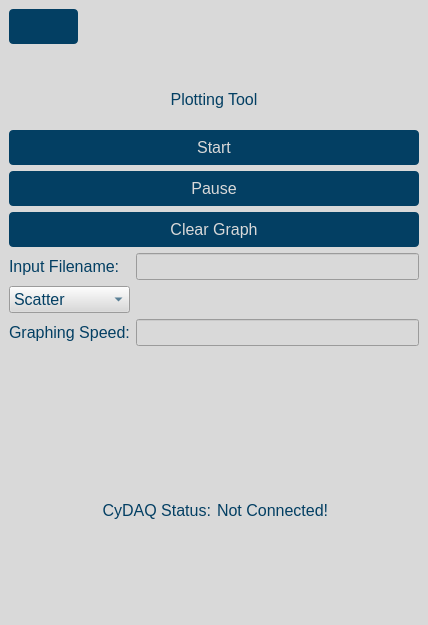
wyattduber/CyDAQ, file gui/qtdesigner/LiveStream.ui: the form before one commit.
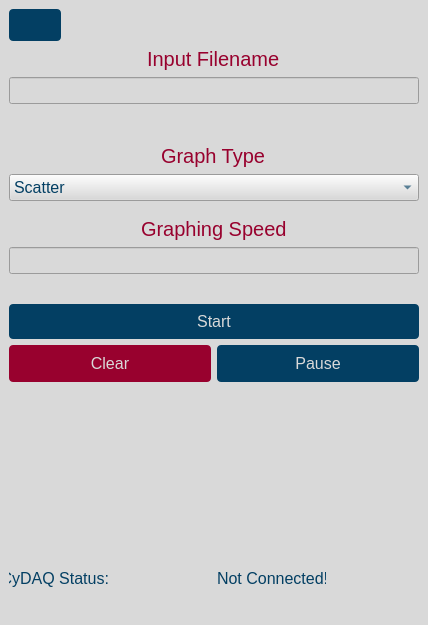
The form after the commit. Icons and pictures are not drawn.

The edit to the form file:
```diff
--- a/gui/qtdesigner/LiveStream.ui
+++ b/gui/qtdesigner/LiveStream.ui
@@ -62,19 +62,29 @@
 	padding: 8px 16px;
 }
 
-#sampling_rate_label, #input_label, #filter_label, #mid_corner_label, #low_corner_label, #high_corner_label {
+#clear_btn {
+	background-color: #98012e;
+}
+
+#label, #label_2, #label_3 {
 	font-size: 20px;
 	text-align: center;
 	color: #98012e;
 }</string>
    </property>
    <layout class="QVBoxLayout" name="verticalLayout">
-    <item>
+    <item alignment="Qt::AlignLeft">
      <widget class="QPushButton" name="home_btn">
+      <property name="minimumSize">
+       <size>
+        <width>52</width>
+        <height>32</height>
+       </size>
+      </property>
       <property name="maximumSize">
        <size>
-        <width>69</width>
-        <height>16777215</height>
+        <width>52</width>
+        <height>32</height>
        </size>
       </property>
       <property name="text">
@@ -88,97 +98,30 @@
     </item>
     <item>
      <layout class="QVBoxLayout" name="verticalLayout_3">
-      <item>
-       <widget class="QLabel" name="logo">
-        <property name="text">
-         <string/>
-        </property>
-        <property name="pixmap">
-         <pixmap resource="balance_beam.qrc">:/assets/assets/CyDAQ_300x300.png</pixmap>
-        </property>
-        <property name="alignment">
-         <set>Qt::AlignCenter</set>
-        </property>
-       </widget>
-      </item>
-      <item>
-       <widget class="QLabel" name="label_3">
-        <property name="sizePolicy">
-         <sizepolicy hsizetype="Preferred" vsizetype="Preferred">
-          <horstretch>0</horstretch>
-          <verstretch>0</verstretch>
-         </sizepolicy>
-        </property>
-        <property name="minimumSize">
-         <size>
-          <width>104</width>
-          <height>50</height>
-         </size>
-        </property>
-        <property name="font">
-         <font>
-          <family>Segoe UI</family>
-          <pointsize>-1</pointsize>
-         </font>
-        </property>
-        <property name="lineWidth">
-         <number>1</number>
-        </property>
-        <property name="text">
-         <string>Plotting Tool</string>
-        </property>
-        <property name="alignment">
-         <set>Qt::AlignCenter</set>
-        </property>
-       </widget>
-      </item>
-      <item>
-       <widget class="QPushButton" name="start_btn">
-        <property name="text">
-         <string>Start</string>
-        </property>
-       </widget>
-      </item>
-      <item>
-       <widget class="QPushButton" name="pause_btn">
-        <property name="text">
-         <string>Pause</string>
-        </property>
-       </widget>
-      </item>
-      <item>
-       <widget class="QPushButton" name="clear_btn">
-        <property name="text">
-         <string>Clear Graph</string>
-        </property>
-       </widget>
-      </item>
-     </layout>
-    </item>
-    <item>
-     <layout class="QGridLayout" name="gridLayout">
-      <item row="0" column="1">
-       <widget class="QLineEdit" name="infile_line"/>
-      </item>
-      <item row="2" column="0">
-       <widget class="QLabel" name="label_2">
-        <property name="text">
-         <string>Graphing Speed:</string>
-        </property>
-       </widget>
-      </item>
-      <item row="0" column="0">
+      <item alignment="Qt::AlignHCenter">
        <widget class="QLabel" name="label">
+        <property name="maximumSize">
+         <size>
+          <width>16777215</width>
+          <height>50</height>
+         </size>
+        </property>
         <property name="text">
-         <string>Input Filename:</string>
+         <string>Input Filename</string>
         </property>
        </widget>
       </item>
-      <item row="2" column="1">
-       <widget class="QLineEdit" name="speed_line"/>
+      <item>
+       <widget class="QLineEdit" name="infile_line"/>
       </item>
-      <item row="1" column="1">
+      <item>
        <widget class="QLabel" name="filename_wl">
+        <property name="maximumSize">
+         <size>
+          <width>16777215</width>
+          <height>50</height>
+         </size>
+        </property>
         <property name="font">
          <font>
           <family>Segoe UI</family>
@@ -193,20 +136,36 @@
         </property>
        </widget>
       </item>
-      <item row="3" column="1">
-       <widget class="QLabel" name="speed_wl">
-        <property name="font">
-         <font>
-          <family>Segoe UI</family>
-          <pointsize>-1</pointsize>
-         </font>
+      <item>
+       <spacer name="verticalSpacer">
+        <property name="orientation">
+         <enum>Qt::Vertical</enum>
+        </property>
+        <property name="sizeType">
+         <enum>QSizePolicy::Minimum</enum>
+        </property>
+        <property name="sizeHint" stdset="0">
+         <size>
+          <width>10</width>
+          <height>10</height>
+         </size>
+        </property>
+       </spacer>
+      </item>
+      <item alignment="Qt::AlignHCenter">
+       <widget class="QLabel" name="label_3">
+        <property name="maximumSize">
+         <size>
+          <width>16777215</width>
+          <height>50</height>
+         </size>
         </property>
         <property name="text">
-         <string/>
+         <string>Graph Type</string>
         </property>
        </widget>
       </item>
-      <item row="1" column="0">
+      <item>
        <widget class="QComboBox" name="graph_type_dropdown">
         <item>
          <property name="text">
@@ -220,12 +179,112 @@
         </item>
        </widget>
       </item>
+      <item>
+       <spacer name="verticalSpacer_2">
+        <property name="orientation">
+         <enum>Qt::Vertical</enum>
+        </property>
+        <property name="sizeType">
+         <enum>QSizePolicy::Minimum</enum>
+        </property>
+        <property name="sizeHint" stdset="0">
+         <size>
+          <width>10</width>
+          <height>10</height>
+         </size>
+        </property>
+       </spacer>
+      </item>
+      <item alignment="Qt::AlignHCenter">
+       <widget class="QLabel" name="label_2">
+        <property name="maximumSize">
+         <size>
+          <width>16777215</width>
+          <height>50</height>
+         </size>
+        </property>
+        <property name="text">
+         <string>Graphing Speed</string>
+        </property>
+       </widget>
+      </item>
+      <item>
+       <widget class="QLineEdit" name="speed_line"/>
+      </item>
+      <item>
+       <widget class="QLabel" name="speed_wl">
+        <property name="maximumSize">
+         <size>
+          <width>16777215</width>
+          <height>50</height>
+         </size>
+        </property>
+        <property name="font">
+         <font>
+          <family>Segoe UI</family>
+          <pointsize>-1</pointsize>
+         </font>
+        </property>
+        <property name="text">
+         <string/>
+        </property>
+       </widget>
+      </item>
+      <item>
+       <widget class="QPushButton" name="start_btn">
+        <property name="text">
+         <string>Start</string>
+        </property>
+       </widget>
+      </item>
+     </layout>
+    </item>
+    <item>
+     <layout class="QHBoxLayout" name="horizontalLayout">
+      <item>
+       <widget class="QPushButton" name="clear_btn">
+        <property name="minimumSize">
+         <size>
+          <width>0</width>
+          <height>37</height>
+         </size>
+        </property>
+        <property name="text">
+         <string>Clear</string>
+        </property>
+       </widget>
+      </item>
+      <item>
+       <widget class="QPushButton" name="pause_btn">
+        <property name="minimumSize">
+         <size>
+          <width>0</width>
+          <height>37</height>
+         </size>
+        </property>
+        <property name="text">
+         <string>Pause</string>
+        </property>
+       </widget>
+      </item>
      </layout>
     </item>
     <item>
      <layout class="QHBoxLayout" name="horizontalLayout_2">
-      <item>
+      <item alignment="Qt::AlignLeft|Qt::AlignBottom">
        <widget class="QLabel" name="label_4">
+        <property name="minimumSize">
+         <size>
+          <width>100</width>
+          <height>32</height>
+         </size>
+        </property>
+        <property name="maximumSize">
+         <size>
+          <width>100</width>
+          <height>32</height>
+         </size>
+        </property>
         <property name="text">
          <string>CyDAQ Status:</string>
         </property>
@@ -234,12 +293,18 @@
         </property>
        </widget>
       </item>
-      <item>
+      <item alignment="Qt::AlignLeft|Qt::AlignBottom">
        <widget class="QLabel" name="connection_status_label">
         <property name="minimumSize">
          <size>
-          <width>0</width>
-          <height>45</height>
+          <width>109</width>
+          <height>32</height>
+         </size>
+        </property>
+        <property name="maximumSize">
+         <size>
+          <width>109</width>
+          <height>32</height>
          </size>
         </property>
         <property name="text">
```
